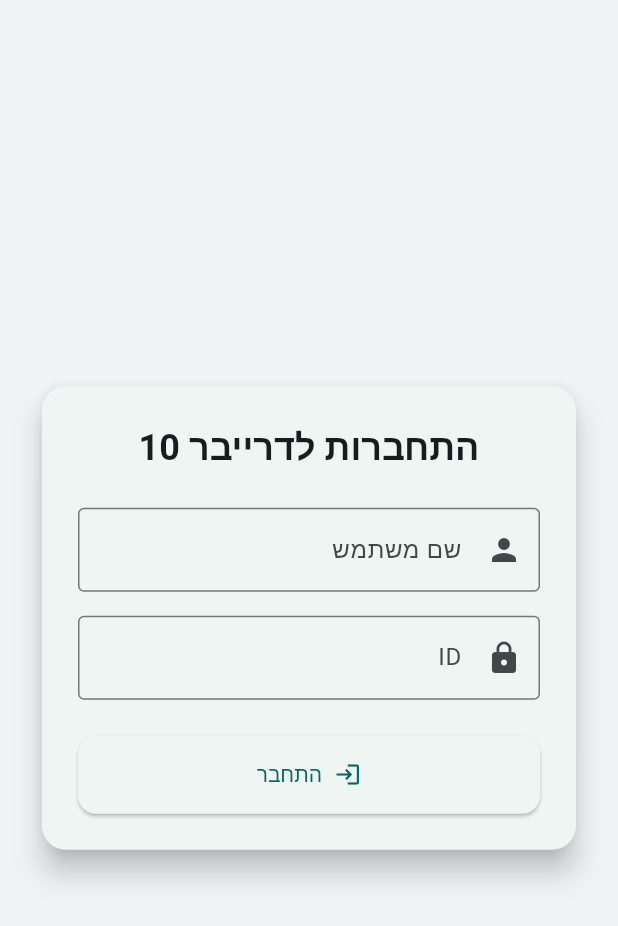
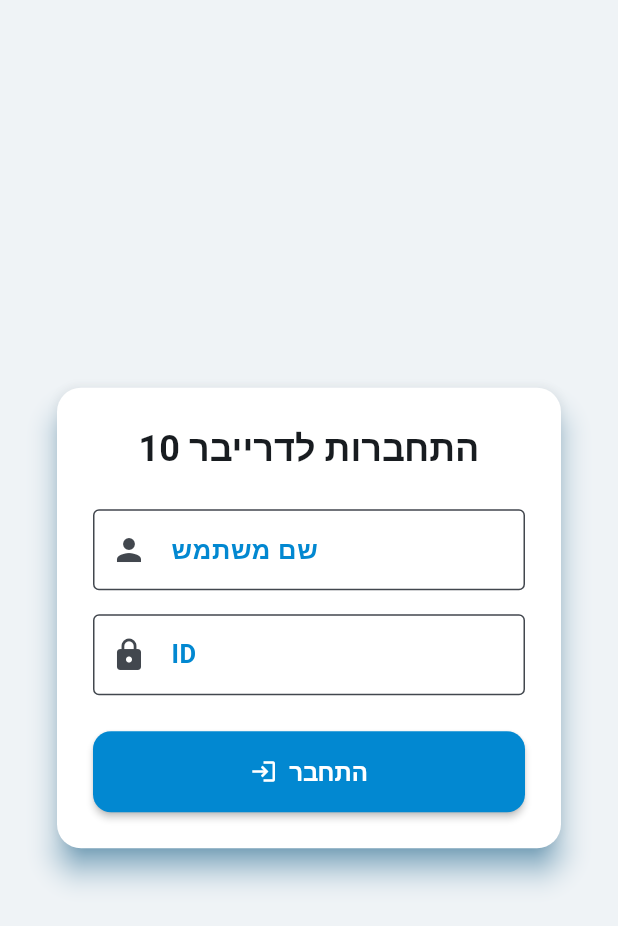
Before and after one commit to yair123123/flutter_driver, a Flutter app: the screen it shows after launch, on a phone screen of 412 x 824 dp. Shown: the top 926 px of the screen. Run offline on Flutter 3.47's test engine with Material 3 defaults, Android fonts, the phone set to English and light mode, and no system bars; our stand-ins replace flutter_dotenv, flutter_secure_storage, freezed_annotation, shared_preferences; missing offline and left inert: country_flags; accounts and stored records are empty.

Commit message:
refactor: split main.dart, move DI and theme to dedicated files
- move all dependency injection and providers setup to di/app_di.dart
- add centralized theme/app_theme.dart with professional light/dark ThemeData
- enforce global design via ThemeData (no inline widget styles)
- cleanup main.dart and app.dart for better modularity and readability
- set default locale to Hebrew (easy config for future changes)
- update imports and file structure for best practices

```diff
--- /dev/null
+++ b/lib/app.dart
@@ -0,0 +1,44 @@
+import 'package:driver_app/core/di/app_di.dart';
+import 'package:driver_app/core/settings/presentation/providers/settings_provider.dart';
+import 'package:driver_app/core/theme/app_theme.dart';
+import 'package:flutter_localizations/flutter_localizations.dart';
+
+import 'package:driver_app/features/auth/presentation/screens/splash_screen.dart';
+import 'package:flutter/material.dart';
+import 'package:provider/provider.dart';
+
+class MyApp extends StatelessWidget {
+  const MyApp({super.key});
+
+  @override
+  Widget build(BuildContext context) {
+    return MultiProvider(
+      providers: [
+        ChangeNotifierProvider(create: (_) => AppDI.getAuthProvider()),
+        ChangeNotifierProvider(create: (_) => AppDI.getUserProvider()),
+        ChangeNotifierProvider(create: (_) => AppDI.getSettingsProvider()),
+      ],
+      child: Consumer<SettingsProvider>(
+        builder: (context, settingsProvider, child) {
+          return MaterialApp(
+            debugShowCheckedModeBanner: false,
+            locale: const Locale('he'),
+            localizationsDelegates: const [
+              GlobalMaterialLocalizations.delegate,
+              GlobalWidgetsLocalizations.delegate,
+              GlobalCupertinoLocalizations.delegate,
+            ],
+            title: "דרייבר 10",
+            home: const SplashScreen(),
+            theme: AppTheme.lightTheme,
+            darkTheme: AppTheme.darkTheme,
+            themeMode:
+                settingsProvider.settings.isDarkMode
+                    ? ThemeMode.dark
+                    : ThemeMode.light,
+          );
+        },
+      ),
+    );
+  }
+}
--- /dev/null
+++ b/lib/core/di/app_di.dart
@@ -0,0 +1,59 @@
+import 'package:flutter/foundation.dart';
+import 'package:flutter_secure_storage/flutter_secure_storage.dart';
+import 'package:driver_app/core/env/env.dart';
+import 'package:driver_app/core/settings/data/data_source/settings_local_data_source.dart';
+import 'package:driver_app/core/settings/data/settings_repository_impl.dart';
+import 'package:driver_app/core/settings/domain/use_cases/get_settings.dart';
+import 'package:driver_app/core/settings/domain/use_cases/set_settings.dart';
+import 'package:driver_app/core/settings/presentation/providers/settings_provider.dart';
+import 'package:driver_app/features/auth/data/datasources/auth_local_datasource_mobile.dart';
+import 'package:driver_app/features/auth/data/datasources/auth_local_datasource_web.dart';
+import 'package:driver_app/features/auth/data/datasources/auth_remote_datasource.dart';
+import 'package:driver_app/features/auth/data/repositories/auth_repository_impl.dart';
+import 'package:driver_app/features/auth/domain/usecases/clear_token.dart';
+import 'package:driver_app/features/auth/domain/usecases/get_saved_token.dart';
+import 'package:driver_app/features/auth/domain/usecases/login.dart';
+import 'package:driver_app/features/auth/domain/usecases/validate_token.dart';
+import 'package:driver_app/features/auth/presentation/providers/auth_provider.dart';
+import 'package:driver_app/features/main/data/data_sources/user_data_source.dart';
+import 'package:driver_app/features/main/data/repositories/user_repository_impl.dart';
+import 'package:driver_app/features/main/domein/use_cases/get_user.dart';
+import 'package:driver_app/features/main/presentation/providers/user_provider.dart';
+
+class AppDI {
+  static AuthProvider getAuthProvider() {
+    final apiLoginUrl = Env.authUrl;
+    final authLocalDatasource =
+        kIsWeb
+            ? AuthLocalDatasourceWeb()
+            : AuthLocalDatasourceMobile(const FlutterSecureStorage());
+    final authRemoteDatasource = AuthRemoteDatasource(apiLoginUrl);
+    final authRepository = AuthRepositoryImpl(
+      authRemoteDatasource,
+      authLocalDatasource,
+    );
+    return AuthProvider(
+      Login(authRepository),
+      GetSavedToken(authRepository),
+      ValidateToken(authRepository),
+      ClearToken(authRepository),
+    );
+  }
+
+  static UserProvider getUserProvider() {
+    final apiLoginUrl = Env.authUrl;
+    final userDataSource = UserDataSource(apiLoginUrl);
+    final userRepository = UserRepositoryImpl(userDataSource);
+    return UserProvider(GetUser(userRepository));
+  }
+
+  static SettingsProvider getSettingsProvider() {
+    final settingsRepository = SettingsRepositoryImpl(
+      SettingsLocalDataSource(),
+    );
+    return SettingsProvider(
+      GetSettings(settingsRepository),
+      SetSettings(settingsRepository),
+    );
+  }
+}
--- a/lib/core/settings/data/data_source/settings_local_data_source.dart
+++ b/lib/core/settings/data/data_source/settings_local_data_source.dart
@@ -5,7 +5,8 @@ class SettingsLocalDataSource {
   Future<Settings> getSettings() async {
     final prefs = await SharedPreferences.getInstance();
     final isDarkMode = prefs.getBool("isDarkMode") ?? false;
-    return Settings(isDarkMode: isDarkMode);
+    final isEnglish = prefs.getBool("isEnglish") ?? false;
+    return Settings(isDarkMode: isDarkMode,isEnglish:isEnglish);
   }
 
   Future<void> setSettings(Settings settings) async {
--- a/lib/core/settings/domain/entities/settings_entity.dart
+++ b/lib/core/settings/domain/entities/settings_entity.dart
@@ -1,5 +1,6 @@
 class Settings {
   bool isDarkMode;
+  bool isEnglish;
 
-  Settings({required this.isDarkMode});
+  Settings({required this.isDarkMode,required this.isEnglish});
 }
--- a/lib/core/settings/presentation/providers/settings_provider.dart
+++ b/lib/core/settings/presentation/providers/settings_provider.dart
@@ -6,7 +6,7 @@ import 'package:flutter/material.dart';
 class SettingsProvider extends ChangeNotifier{
   final GetSettings getSettings;
   final SetSettings setSettings;
-  Settings _settings = Settings(isDarkMode: false);
+  Settings _settings = Settings(isDarkMode: false,isEnglish:false);
   SettingsProvider(this.getSettings,this.setSettings){
     _loadSettings();
   }
@@ -18,7 +18,12 @@ class SettingsProvider extends ChangeNotifier{
   }
 
   Future<void> updateDarkMode(bool isDarkMode) async {
-    _settings = Settings(isDarkMode: isDarkMode);
+    _settings = Settings(isDarkMode: isDarkMode,isEnglish: _settings.isEnglish);
+    await setSettings(_settings);
+    notifyListeners();
+  }
+  Future<void> updateIsEnglish(bool isEnglish) async {
+    _settings = Settings(isDarkMode: _settings.isDarkMode,isEnglish: isEnglish);
     await setSettings(_settings);
     notifyListeners();
   }
--- a/lib/core/settings/presentation/screens/settings_screen.dart
+++ b/lib/core/settings/presentation/screens/settings_screen.dart
@@ -1,3 +1,4 @@
+import 'package:country_flags/country_flags.dart';
 import 'package:driver_app/core/settings/presentation/providers/settings_provider.dart';
 import 'package:flutter/material.dart';
 import 'package:provider/provider.dart';
@@ -15,8 +16,48 @@ class SettingsScreen extends StatelessWidget {
             children: [
               SwitchListTile(
                 value: Provider.settings.isDarkMode,
-                onChanged:(value) =>  Provider.updateDarkMode(value),
+                onChanged: (value) => Provider.updateDarkMode(value),
                 title: Text("מצב כהה"),
+              ),
+              Row(
+                children: [
+                  IconButton(
+                    icon: CountryFlag.fromLanguageCode(
+                      'he',
+
+                      width: 32,
+                      height: 32,
+                    ),
+                    tooltip: 'עברית',
+                    onPressed: () {
+                      Provider.updateIsEnglish(false);
+                    },
+                  ),
+                  IconButton(
+                    icon: CountryFlag.fromLanguageCode(
+                      'he',
+                      width: 32,
+                      height: 32,
+                    ),
+                    tooltip: 'English',
+                    onPressed: () {
+                      Provider.updateIsEnglish(false);
+                    },
+                  ),
+                  ToggleButtons(
+                    isSelected: [
+                      Provider.settings.isEnglish,
+                      !Provider.settings.isEnglish,
+                    ],
+                    onPressed: (int index) {
+                      Provider.updateIsEnglish(false);
+                    },
+                    children: [
+                      CountryFlag.fromLanguageCode('he'),
+                      CountryFlag.fromLanguageCode('en'),
+                    ],
+                  ),
+                ],
               ),
             ],
           );
--- /dev/null
+++ b/lib/core/theme/app_theme.dart
@@ -0,0 +1,250 @@
+import 'package:flutter/material.dart';
+
+class AppTheme {
+  // --- צבעים גלובליים ---
+  static const Color _primaryColor = Color(0xFF0288D1); // כחול-טורקיז מודרני
+  static const Color _accentColor = Color(0xFFFFC107); // צהוב זהב עדין
+  static const Color _errorColor = Color(0xFFD32F2F);
+  static const Color _surfaceLight = Color(0xFFF7F9FA);
+  static const Color _surfaceDark = Color(0xFF181D25);
+
+  // --- ThemeData ללייט ---
+  static final ThemeData lightTheme = ThemeData(
+    colorScheme: ColorScheme.fromSeed(
+      seedColor: _primaryColor,
+      brightness: Brightness.light,
+      surface: _surfaceLight,
+      secondary: _accentColor,
+      error: _errorColor,
+    ),
+    useMaterial3: true,
+    scaffoldBackgroundColor: _surfaceLight,
+    appBarTheme: const AppBarTheme(
+      backgroundColor: _primaryColor,
+      foregroundColor: Colors.white,
+      elevation: 2,
+      centerTitle: true,
+      titleTextStyle: TextStyle(
+        fontWeight: FontWeight.bold,
+        fontSize: 20,
+        color: Colors.white,
+        letterSpacing: 1.2,
+      ),
+      iconTheme: IconThemeData(color: Colors.white),
+    ),
+    cardTheme: CardTheme(
+      elevation: 6,
+      margin: const EdgeInsets.all(14),
+      shape: RoundedRectangleBorder(borderRadius: BorderRadius.circular(20)),
+      color: Colors.white,
+      shadowColor: _primaryColor.withValues(),
+    ),
+    elevatedButtonTheme: ElevatedButtonThemeData(
+      style: ElevatedButton.styleFrom(
+        backgroundColor: _primaryColor,
+        foregroundColor: Colors.white,
+        padding: const EdgeInsets.symmetric(horizontal: 32, vertical: 16),
+        textStyle: const TextStyle(fontSize: 16, fontWeight: FontWeight.w600),
+        shape: RoundedRectangleBorder(borderRadius: BorderRadius.circular(18)),
+        elevation: 2,
+      ),
+    ),
+    outlinedButtonTheme: OutlinedButtonThemeData(
+      style: OutlinedButton.styleFrom(
+        foregroundColor: _primaryColor,
+        padding: const EdgeInsets.symmetric(horizontal: 24, vertical: 14),
+        side: BorderSide(color: _primaryColor, width: 2),
+        shape: RoundedRectangleBorder(borderRadius: BorderRadius.circular(16)),
+        textStyle: const TextStyle(fontWeight: FontWeight.w600),
+      ),
+    ),
+    textButtonTheme: TextButtonThemeData(
+      style: TextButton.styleFrom(
+        foregroundColor: _primaryColor,
+        textStyle: const TextStyle(fontWeight: FontWeight.w500),
+      ),
+    ),
+    floatingActionButtonTheme: const FloatingActionButtonThemeData(
+      backgroundColor: _primaryColor,
+      foregroundColor: Colors.white,
+      elevation: 4,
+      shape: StadiumBorder(),
+    ),
+    inputDecorationTheme: InputDecorationTheme(
+      filled: true,
+      fillColor: Colors.white,
+      border: OutlineInputBorder(
+        borderRadius: BorderRadius.circular(14),
+        borderSide: BorderSide(color: _primaryColor.withOpacity(0.25)),
+      ),
+      focusedBorder: OutlineInputBorder(
+        borderRadius: BorderRadius.circular(14),
+        borderSide: const BorderSide(color: _primaryColor, width: 2),
+      ),
+      labelStyle: const TextStyle(color: _primaryColor, fontWeight: FontWeight.w600),
+      hintStyle: TextStyle(color: Colors.grey.shade500),
+      contentPadding: const EdgeInsets.symmetric(horizontal: 18, vertical: 14),
+    ),
+    listTileTheme: const ListTileThemeData(
+      iconColor: _primaryColor,
+      textColor: Colors.black87,
+      shape: RoundedRectangleBorder(
+        borderRadius: BorderRadius.all(Radius.circular(10)),
+      ),
+    ),
+    dividerTheme: const DividerThemeData(
+      color: _primaryColor,
+      thickness: 1,
+      space: 32,
+      indent: 8,
+      endIndent: 8,
+    ),
+    tooltipTheme: const TooltipThemeData(
+      decoration: BoxDecoration(
+        color: _primaryColor,
+        borderRadius: BorderRadius.all(Radius.circular(8)),
+      ),
+      textStyle: TextStyle(color: Colors.white),
+      waitDuration: Duration(milliseconds: 400),
+    ),
+    tabBarTheme: const TabBarTheme(
+      labelColor: _primaryColor,
+      unselectedLabelColor: Colors.grey,
+      indicator: UnderlineTabIndicator(
+        borderSide: BorderSide(color: _primaryColor, width: 2),
+      ),
+      labelStyle: TextStyle(fontWeight: FontWeight.bold),
+    ),
+    textTheme: const TextTheme(
+      headlineLarge: TextStyle(fontSize: 28, fontWeight: FontWeight.bold),
+      headlineMedium: TextStyle(fontSize: 22, fontWeight: FontWeight.w700),
+      titleLarge: TextStyle(fontSize: 20, fontWeight: FontWeight.bold),
+      titleMedium: TextStyle(fontSize: 17, fontWeight: FontWeight.w600),
+      bodyLarge: TextStyle(fontSize: 17),
+      bodyMedium: TextStyle(fontSize: 15),
+      labelLarge: TextStyle(fontSize: 15, fontWeight: FontWeight.w600),
+    ),
+    iconTheme: const IconThemeData(color: _primaryColor, size: 28),
+    // אפשר להוסיף עוד ThemeData פה
+  );
+
+  // --- ThemeData ל-dark ---
+  static final ThemeData darkTheme = ThemeData(
+    colorScheme: ColorScheme.fromSeed(
+      seedColor: _primaryColor,
+      brightness: Brightness.dark,
+      surface: _surfaceDark,
+      secondary: _accentColor,
+      error: _errorColor,
+    ),
+    useMaterial3: true,
+    scaffoldBackgroundColor: _surfaceDark,
+    appBarTheme: const AppBarTheme(
+      backgroundColor: _surfaceDark,
+      foregroundColor: Colors.white,
+      elevation: 2,
+      centerTitle: true,
+      titleTextStyle: TextStyle(
+        fontWeight: FontWeight.bold,
+        fontSize: 20,
+        color: Colors.white,
+        letterSpacing: 1.2,
+      ),
+      iconTheme: IconThemeData(color: Colors.white),
+    ),
+    cardTheme: CardTheme(
+      elevation: 5,
+      margin: const EdgeInsets.all(14),
+      shape: RoundedRectangleBorder(borderRadius: BorderRadius.circular(18)),
+      color: const Color(0xFF23283b),
+      shadowColor: _primaryColor.withOpacity(0.09),
+    ),
+    elevatedButtonTheme: ElevatedButtonThemeData(
+      style: ElevatedButton.styleFrom(
+        backgroundColor: _primaryColor,
+        foregroundColor: Colors.white,
+        padding: const EdgeInsets.symmetric(horizontal: 32, vertical: 16),
+        textStyle: const TextStyle(fontSize: 16, fontWeight: FontWeight.w600),
+        shape: RoundedRectangleBorder(borderRadius: BorderRadius.circular(18)),
+        elevation: 2,
+      ),
+    ),
+    outlinedButtonTheme: OutlinedButtonThemeData(
+      style: OutlinedButton.styleFrom(
+        foregroundColor: _accentColor,
+        side: BorderSide(color: _accentColor, width: 2),
+        padding: const EdgeInsets.symmetric(horizontal: 24, vertical: 14),
+        shape: RoundedRectangleBorder(borderRadius: BorderRadius.circular(16)),
+        textStyle: const TextStyle(fontWeight: FontWeight.w600),
+      ),
+    ),
+    textButtonTheme: TextButtonThemeData(
+      style: TextButton.styleFrom(
+        foregroundColor: _accentColor,
+        textStyle: const TextStyle(fontWeight: FontWeight.w500),
+      ),
+    ),
+    floatingActionButtonTheme: const FloatingActionButtonThemeData(
+      backgroundColor: _accentColor,
+      foregroundColor: Colors.black,
+      elevation: 4,
+      shape: StadiumBorder(),
+    ),
+    inputDecorationTheme: InputDecorationTheme(
+      filled: true,
+      fillColor: const Color(0xFF23283b),
+      border: OutlineInputBorder(
+        borderRadius: BorderRadius.circular(14),
+        borderSide: BorderSide(color: _accentColor.withOpacity(0.13)),
+      ),
+      focusedBorder: OutlineInputBorder(
+        borderRadius: BorderRadius.circular(14),
+        borderSide: BorderSide(color: _accentColor, width: 2),
+      ),
+      labelStyle: TextStyle(color: _accentColor, fontWeight: FontWeight.w600),
+      hintStyle: TextStyle(color: Colors.grey.shade400),
+      contentPadding: const EdgeInsets.symmetric(horizontal: 18, vertical: 14),
+    ),
+    listTileTheme: ListTileThemeData(
+      iconColor: _accentColor,
+      textColor: Colors.white,
+      shape: RoundedRectangleBorder(
+        borderRadius: BorderRadius.circular(10),
+      ),
+    ),
+    dividerTheme: DividerThemeData(
+      color: _accentColor,
+      thickness: 1,
+      space: 32,
+      indent: 8,
+      endIndent: 8,
+    ),
+    tooltipTheme: const TooltipThemeData(
+      decoration: BoxDecoration(
+        color: _accentColor,
+        borderRadius: BorderRadius.all(Radius.circular(8)),
+      ),
+      textStyle: TextStyle(color: Colors.black),
+      waitDuration: Duration(milliseconds: 400),
+    ),
+    tabBarTheme: TabBarTheme(
+      labelColor: _accentColor,
+      unselectedLabelColor: Colors.grey.shade400,
+      indicator: UnderlineTabIndicator(
+        borderSide: BorderSide(color: _accentColor, width: 2),
+      ),
+      labelStyle: const TextStyle(fontWeight: FontWeight.bold),
+    ),
+    textTheme: const TextTheme(
+      headlineLarge: TextStyle(fontSize: 28, fontWeight: FontWeight.bold),
+      headlineMedium: TextStyle(fontSize: 22, fontWeight: FontWeight.w700),
+      titleLarge: TextStyle(fontSize: 20, fontWeight: FontWeight.bold),
+      titleMedium: TextStyle(fontSize: 17, fontWeight: FontWeight.w600),
+      bodyLarge: TextStyle(fontSize: 17),
+      bodyMedium: TextStyle(fontSize: 15),
+      labelLarge: TextStyle(fontSize: 15, fontWeight: FontWeight.w600),
+    ),
+    iconTheme: const IconThemeData(color: _accentColor, size: 28),
+    // אפשר להוסיף עוד ThemeData
+  );
+}
--- a/lib/main.dart
+++ b/lib/main.dart
@@ -1,125 +1,12 @@
+import 'package:driver_app/app.dart';
 import 'package:driver_app/core/env/env.dart';
-import 'package:driver_app/core/settings/data/data_source/settings_local_data_source.dart';
-import 'package:driver_app/core/settings/data/settings_repository_impl.dart';
-import 'package:driver_app/core/settings/domain/use_cases/get_settings.dart';
-import 'package:driver_app/core/settings/domain/use_cases/set_settings.dart';
-import 'package:driver_app/core/settings/presentation/providers/settings_provider.dart';
-import 'package:driver_app/features/auth/data/datasources/auth_local_datasource_mobile.dart';
-import 'package:flutter_localizations/flutter_localizations.dart';
-
-import 'package:driver_app/features/auth/data/datasources/auth_local_datasource_web.dart';
-import 'package:driver_app/features/auth/domain/usecases/clear_token.dart';
-import 'package:driver_app/features/auth/domain/usecases/get_saved_token.dart';
-import 'package:driver_app/features/auth/domain/usecases/validate_token.dart';
-import 'package:driver_app/features/auth/presentation/screens/splash_screen.dart';
-import 'package:driver_app/features/main/data/data_sources/user_data_source.dart';
-import 'package:driver_app/features/main/data/repositories/user_repository_impl.dart';
-import 'package:driver_app/features/main/domein/use_cases/get_user.dart';
-import 'package:driver_app/features/main/presentation/providers/user_provider.dart';
 import 'package:flutter/foundation.dart';
 import 'package:flutter/material.dart';
-import 'package:flutter_secure_storage/flutter_secure_storage.dart';
-import 'package:provider/provider.dart';
-import 'features/auth/data/datasources/auth_remote_datasource.dart';
-import 'features/auth/data/repositories/auth_repository_impl.dart';
-import 'features/auth/domain/usecases/login.dart';
-import 'features/auth/presentation/providers/auth_provider.dart';
 import 'package:flutter_dotenv/flutter_dotenv.dart';
 
 void main() async {
-    if (!kIsWeb) {
-    await dotenv.load();
-  }
+  WidgetsFlutterBinding.ensureInitialized();
+  if (!kIsWeb) await dotenv.load();
   Env.init();
-  runApp(MyApp());
+  runApp(const MyApp());
 }
-
-class MyApp extends StatelessWidget {
-
-  const MyApp({super.key});
-
-  @override
-  Widget build(BuildContext context) {
-    final apiLoginUrl = Env.authUrl;
-    final authLocalDatasource =
-        kIsWeb
-            ? AuthLocalDatasourceWeb()
-            : AuthLocalDatasourceMobile(const FlutterSecureStorage());
-    final authRemoteDatasource = AuthRemoteDatasource(apiLoginUrl);
-    final authRepository = AuthRepositoryImpl(
-      authRemoteDatasource,
-      authLocalDatasource,
-    );
-    final userDataSource = UserDataSource(apiLoginUrl);
-
-    final userRepository = UserRepositoryImpl(userDataSource);
-    final settingsRepository = SettingsRepositoryImpl(
-      SettingsLocalDataSource(),
-    );
-
-    return MultiProvider(
-      providers: [
-        ChangeNotifierProvider(
-          create:
-              (_) => AuthProvider(
-                Login(authRepository),
-                GetSavedToken(authRepository),
-                ValidateToken(authRepository),
-                ClearToken(authRepository),
-              ),
-        ),
-        ChangeNotifierProvider(
-          create: (_) => UserProvider(GetUser(userRepository)),
-        ),
-        ChangeNotifierProvider(
-          create:
-              (_) => SettingsProvider(
-                GetSettings(settingsRepository),
-                SetSettings(settingsRepository),
-              ),
-        ),
-      ],
-      child: Consumer<SettingsProvider>(
-        builder: (context, settingsProvider, chiled) {
-          return MaterialApp(
-            debugShowCheckedModeBanner: false,
-                  locale: const Locale('he'),
-      supportedLocales: const [
-        Locale('he'),
-        Locale('en'),
-      ],
-      localizationsDelegates: const [
-        GlobalMaterialLocalizations.delegate,
-        GlobalWidgetsLocalizations.delegate,
-        GlobalCupertinoLocalizations.delegate,
-      ],
-            title: "Driver App",
-            home: SplashScreen(),
-            theme: ThemeData(
-              colorScheme: ColorScheme.fromSeed(
-                seedColor: Colors.teal,
-                brightness: Brightness.light,
-              ),
-              useMaterial3: true,
-
-              // primarySwatch: Colors.blue,
-              // scaffoldBackgroundColor: Colors.white,
-            ),
-            darkTheme: ThemeData(
-              colorScheme: ColorScheme.fromSeed(
-                seedColor: Colors.teal,
-                brightness: Brightness.dark,
-              ),
-              // primarySwatch: Colors.blueGrey,
-              // scaffoldBackgroundColor: Colors.grey[900],
-            ),
-            themeMode:
-                settingsProvider.settings.isDarkMode
-                    ? ThemeMode.dark
-                    : ThemeMode.light,
-          );
-        },
-      ),
-    );
-  }
-}
--- a/pubspec.yaml
+++ b/pubspec.yaml
@@ -19,6 +19,7 @@ dependencies:
   flutter_secure_storage: ^9.2.4
   freezed_annotation: ^2.4.1
   json_annotation: ^4.8.1
+  country_flags: ^3.2.0
 
 
 dev_dependencies:
```
Also changed, not shown: lib/core/di/injection.dart (deleted), pubspec.lock, 1 other file.
